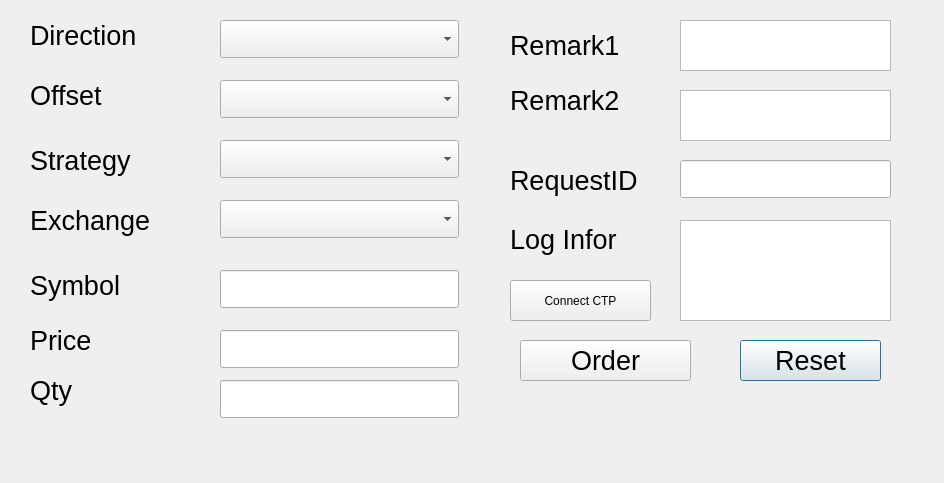
This is ManualLog/ManualOrder/createdlg.ui in handsomehu/CppWorkStream as Qt 5 draws it before an edit. The edited form follows.
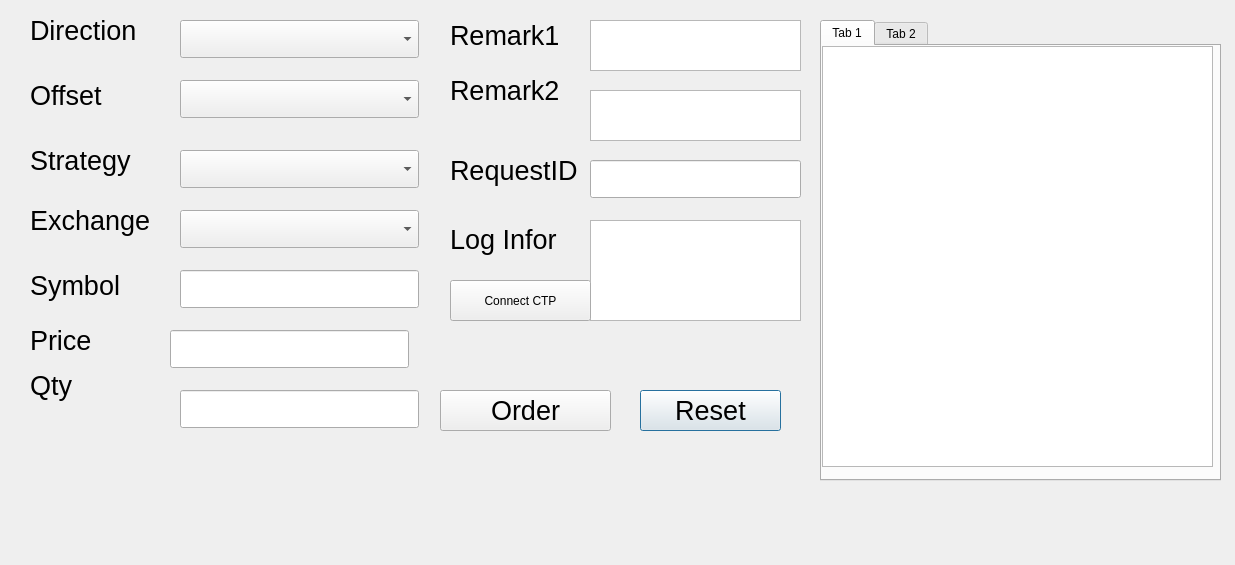
This is the edited form.

```diff
--- a/ManualLog/ManualOrder/createdlg.ui
+++ b/ManualLog/ManualOrder/createdlg.ui
@@ -6,8 +6,8 @@
    <rect>
     <x>0</x>
     <y>0</y>
-    <width>944</width>
-    <height>483</height>
+    <width>1235</width>
+    <height>565</height>
    </rect>
   </property>
   <property name="windowTitle">
@@ -16,8 +16,8 @@
   <widget class="QPushButton" name="pb_reset">
    <property name="geometry">
     <rect>
-     <x>740</x>
-     <y>340</y>
+     <x>640</x>
+     <y>390</y>
      <width>141</width>
      <height>41</height>
     </rect>
@@ -36,7 +36,7 @@
     <rect>
      <x>30</x>
      <y>140</y>
-     <width>141</width>
+     <width>131</width>
      <height>41</height>
     </rect>
    </property>
@@ -52,7 +52,7 @@
   <widget class="QComboBox" name="cb_Dir">
    <property name="geometry">
     <rect>
-     <x>220</x>
+     <x>180</x>
      <y>20</y>
      <width>239</width>
      <height>38</height>
@@ -69,8 +69,8 @@
     <rect>
      <x>30</x>
      <y>370</y>
-     <width>111</width>
-     <height>41</height>
+     <width>81</width>
+     <height>31</height>
     </rect>
    </property>
    <property name="font">
@@ -87,7 +87,7 @@
     <rect>
      <x>30</x>
      <y>80</y>
-     <width>181</width>
+     <width>121</width>
      <height>31</height>
     </rect>
    </property>
@@ -103,7 +103,7 @@
   <widget class="QTextEdit" name="te_log">
    <property name="geometry">
     <rect>
-     <x>680</x>
+     <x>590</x>
      <y>220</y>
      <width>211</width>
      <height>101</height>
@@ -118,7 +118,7 @@
   <widget class="QLineEdit" name="le_price">
    <property name="geometry">
     <rect>
-     <x>220</x>
+     <x>170</x>
      <y>330</y>
      <width>239</width>
      <height>38</height>
@@ -135,7 +135,7 @@
     <rect>
      <x>30</x>
      <y>200</y>
-     <width>177</width>
+     <width>141</width>
      <height>41</height>
     </rect>
    </property>
@@ -151,8 +151,8 @@
   <widget class="QComboBox" name="cb_strg">
    <property name="geometry">
     <rect>
-     <x>220</x>
-     <y>140</y>
+     <x>180</x>
+     <y>150</y>
      <width>239</width>
      <height>38</height>
     </rect>
@@ -168,7 +168,7 @@
     <rect>
      <x>30</x>
      <y>320</y>
-     <width>121</width>
+     <width>91</width>
      <height>41</height>
     </rect>
    </property>
@@ -184,7 +184,7 @@
   <widget class="QTextEdit" name="te_rmk1">
    <property name="geometry">
     <rect>
-     <x>680</x>
+     <x>590</x>
      <y>20</y>
      <width>211</width>
      <height>51</height>
@@ -199,8 +199,8 @@
   <widget class="QLabel" name="label_rmk1">
    <property name="geometry">
     <rect>
-     <x>510</x>
-     <y>20</y>
+     <x>450</x>
+     <y>10</y>
      <width>112</width>
      <height>51</height>
     </rect>
@@ -217,8 +217,8 @@
   <widget class="QLabel" name="label_rmk2">
    <property name="geometry">
     <rect>
-     <x>510</x>
-     <y>80</y>
+     <x>450</x>
+     <y>70</y>
      <width>112</width>
      <height>41</height>
     </rect>
@@ -235,7 +235,7 @@
   <widget class="QTextEdit" name="te_rmk2">
    <property name="geometry">
     <rect>
-     <x>680</x>
+     <x>590</x>
      <y>90</y>
      <width>211</width>
      <height>51</height>
@@ -250,7 +250,7 @@
   <widget class="QLineEdit" name="le_symbol">
    <property name="geometry">
     <rect>
-     <x>220</x>
+     <x>180</x>
      <y>270</y>
      <width>239</width>
      <height>38</height>
@@ -267,8 +267,8 @@
     <rect>
      <x>30</x>
      <y>10</y>
-     <width>177</width>
-     <height>51</height>
+     <width>121</width>
+     <height>41</height>
     </rect>
    </property>
    <property name="font">
@@ -283,7 +283,7 @@
   <widget class="QLabel" name="label_log">
    <property name="geometry">
     <rect>
-     <x>510</x>
+     <x>450</x>
      <y>210</y>
      <width>112</width>
      <height>59</height>
@@ -301,8 +301,8 @@
   <widget class="QPushButton" name="pb_order">
    <property name="geometry">
     <rect>
-     <x>520</x>
-     <y>340</y>
+     <x>440</x>
+     <y>390</y>
      <width>171</width>
      <height>41</height>
     </rect>
@@ -319,8 +319,8 @@
   <widget class="QComboBox" name="cb_exch">
    <property name="geometry">
     <rect>
-     <x>220</x>
-     <y>200</y>
+     <x>180</x>
+     <y>210</y>
      <width>239</width>
      <height>38</height>
     </rect>
@@ -336,7 +336,7 @@
     <rect>
      <x>30</x>
      <y>270</y>
-     <width>141</width>
+     <width>111</width>
      <height>31</height>
     </rect>
    </property>
@@ -352,7 +352,7 @@
   <widget class="QComboBox" name="cb_offset">
    <property name="geometry">
     <rect>
-     <x>220</x>
+     <x>180</x>
      <y>80</y>
      <width>239</width>
      <height>38</height>
@@ -367,8 +367,8 @@
   <widget class="QLineEdit" name="le_qty">
    <property name="geometry">
     <rect>
-     <x>220</x>
-     <y>380</y>
+     <x>180</x>
+     <y>390</y>
      <width>239</width>
      <height>38</height>
     </rect>
@@ -382,7 +382,7 @@
   <widget class="QPushButton" name="pb_ctp">
    <property name="geometry">
     <rect>
-     <x>510</x>
+     <x>450</x>
      <y>280</y>
      <width>141</width>
      <height>41</height>
@@ -395,8 +395,8 @@
   <widget class="QLabel" name="label_reqid">
    <property name="geometry">
     <rect>
-     <x>510</x>
-     <y>160</y>
+     <x>450</x>
+     <y>150</y>
      <width>151</width>
      <height>41</height>
     </rect>
@@ -413,7 +413,7 @@
   <widget class="QLineEdit" name="le_reqid">
    <property name="geometry">
     <rect>
-     <x>680</x>
+     <x>590</x>
      <y>160</y>
      <width>211</width>
      <height>38</height>
@@ -425,6 +425,36 @@
     </font>
    </property>
   </widget>
+  <widget class="QTabWidget" name="CtrTab">
+   <property name="geometry">
+    <rect>
+     <x>820</x>
+     <y>20</y>
+     <width>401</width>
+     <height>461</height>
+    </rect>
+   </property>
+   <widget class="QWidget" name="tab">
+    <attribute name="title">
+     <string>Tab 1</string>
+    </attribute>
+    <widget class="QTableWidget" name="HqTable">
+     <property name="geometry">
+      <rect>
+       <x>0</x>
+       <y>0</y>
+       <width>391</width>
+       <height>421</height>
+      </rect>
+     </property>
+    </widget>
+   </widget>
+   <widget class="QWidget" name="tab_2">
+    <attribute name="title">
+     <string>Tab 2</string>
+    </attribute>
+   </widget>
+  </widget>
  </widget>
  <resources/>
  <connections/>
```
